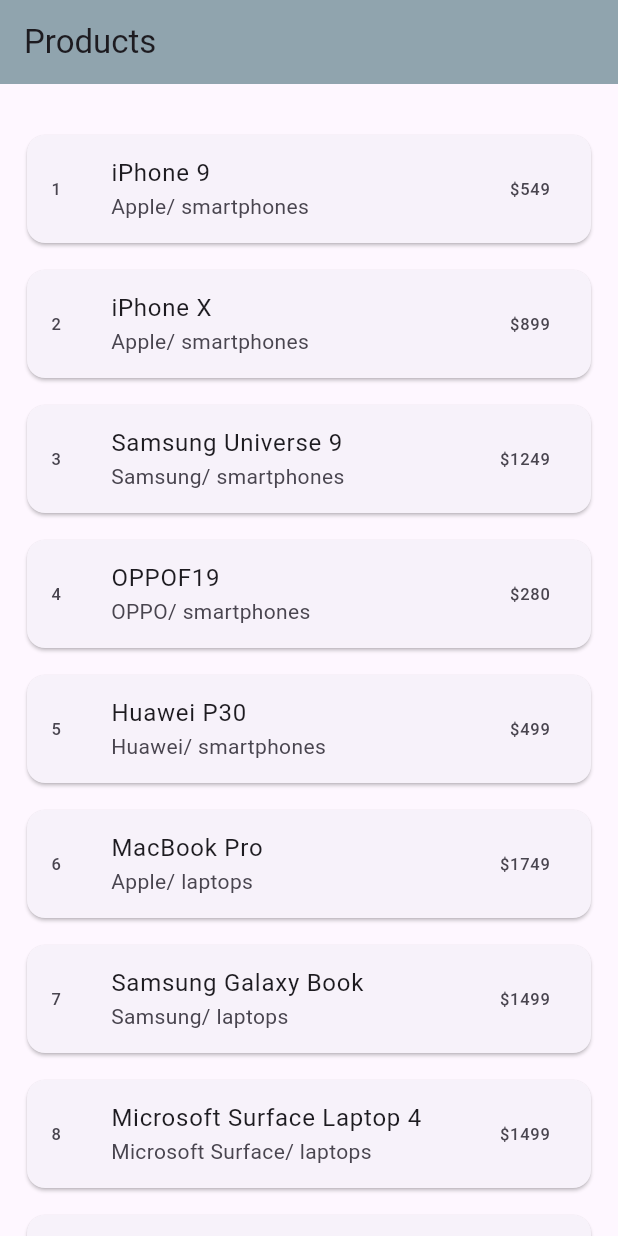
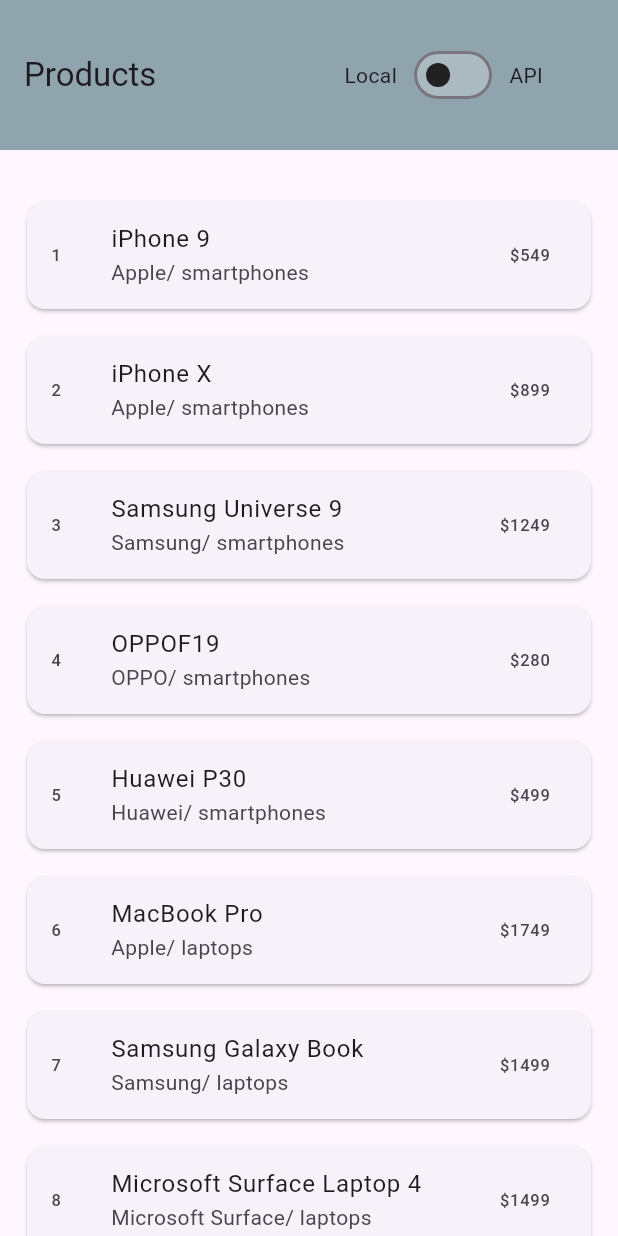
Before and after one commit to Barzi-Yassin/api_test, a Flutter app: the screen it shows after launch, on a phone screen of 412 x 824 dp. Run offline on Flutter 3.47's test engine with Material 3 defaults, Android fonts, the phone set to English and light mode, and no system bars; our stand-ins replace cached_network_image.

Commit message:
preparing ui to fetch data from api or local

```diff
--- a/lib/main.dart
+++ b/lib/main.dart
@@ -11,21 +11,27 @@ class App extends StatelessWidget {
   @override
   Widget build(BuildContext context) {
     return MaterialApp(
+      debugShowCheckedModeBanner: false,
       theme: _themeData(),
       initialRoute: Routes.initialRoute,
       routes: {
         Routes.initialRoute: (context) => const ProductsScreen(),
         Routes.productsScreen: (context) => const ProductsScreen(),
-        Routes.detailScreen: (context) => DetailScreen(),
+        Routes.detailScreen: (context) => const DetailScreen(),
       },
     );
   }
 
   ThemeData _themeData() {
     return ThemeData(
-        appBarTheme: AppBarTheme(
-      backgroundColor: Colors.blueGrey.shade300,
-    ));
+      appBarTheme: AppBarTheme(
+        backgroundColor: Colors.blueGrey.shade300,
+      ),
+      switchTheme: SwitchThemeData(
+        thumbColor: MaterialStateProperty.all(Colors.black87),
+        trackColor: MaterialStateProperty.all(Colors.white24),
+      ),
+    );
   }
 }
 
--- a/lib/src/ui/screens/products_screen.dart
+++ b/lib/src/ui/screens/products_screen.dart
@@ -12,6 +12,9 @@ class ProductsScreen extends StatefulWidget {
 }
 
 class _ProductsScreenState extends State<ProductsScreen> {
+  bool switchCurrentValue =
+      false; // fetching data from (switchCurrentValue ? api : local)
+
   Products products = Products.fromMap(productsData);
 
   @override
@@ -24,7 +27,18 @@ class _ProductsScreenState extends State<ProductsScreen> {
   Widget build(BuildContext context) {
     return Scaffold(
       appBar: AppBar(
+        toolbarHeight: 100,
         title: const Text('Products'),
+        actions: [
+          const Text('Local  '),
+          Switch(
+            value: switchCurrentValue,
+            onChanged: (_) =>
+                setState(() => switchCurrentValue = !switchCurrentValue),
+          ),
+          const Text('  API'),
+          const SizedBox(width: 50),
+        ],
       ),
       body: SizedBox(
         height: double.infinity,
```
